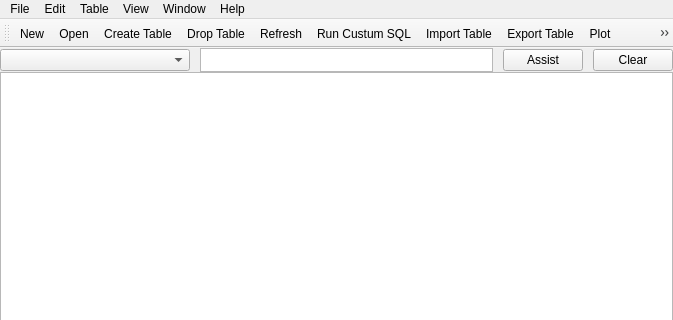
Qt form src/mainwindow.ui (informationsea/Hyokai) before a commit; both pictures show x 0 to 673 and y 0 to 320 of the 673 by 517 pixel window.
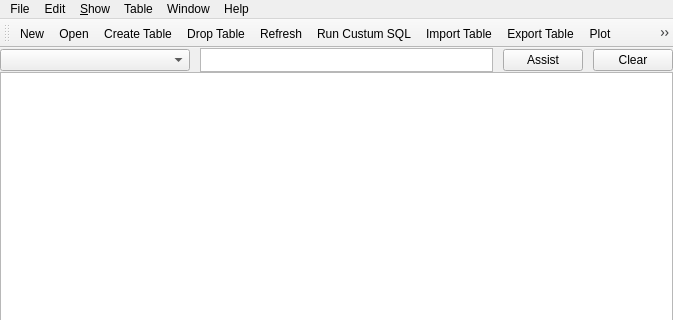
The same form after that commit. Icons and pictures are not drawn. Custom widgets are drawn as their Qt base class.

Commit message: fix toolbars on mac

Diff of the .ui file:
```diff
--- a/src/mainwindow.ui
+++ b/src/mainwindow.ui
@@ -194,15 +194,15 @@
    </widget>
    <widget class="QMenu" name="menuView">
     <property name="title">
-     <string>View</string>
+     <string>&amp;Show</string>
     </property>
     <addaction name="actionUse_fixed_width_font"/>
     <addaction name="separator"/>
    </widget>
    <addaction name="menuFile"/>
    <addaction name="menuEdit"/>
-   <addaction name="menuTable"/>
    <addaction name="menuView"/>
+   <addaction name="menuTable"/>
    <addaction name="menuWindow"/>
    <addaction name="menuHelp"/>
   </widget>
```
Left out of the diff: 26 changed lines with no effect on the pictures. The commit also changes 3 other files.
